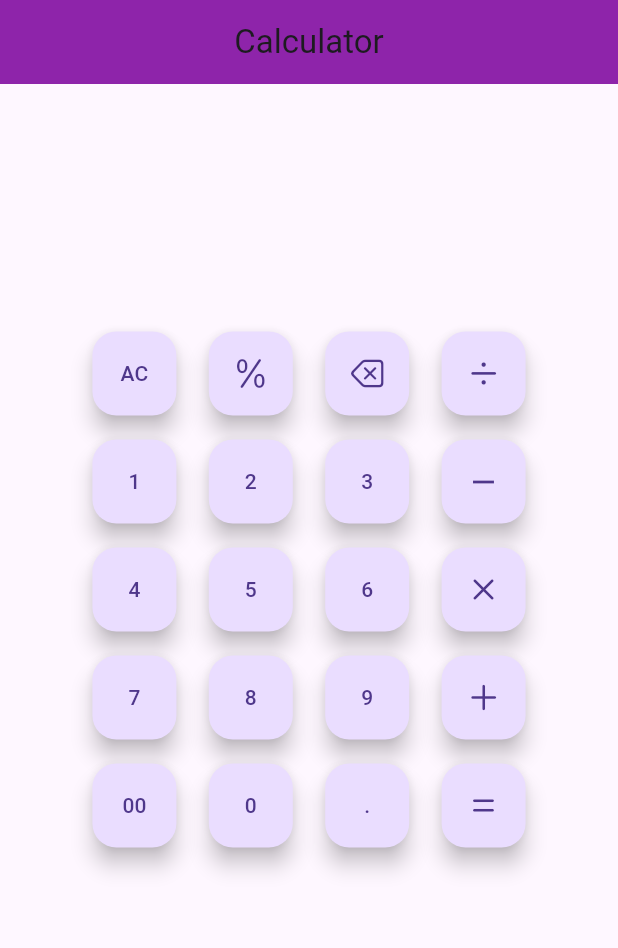
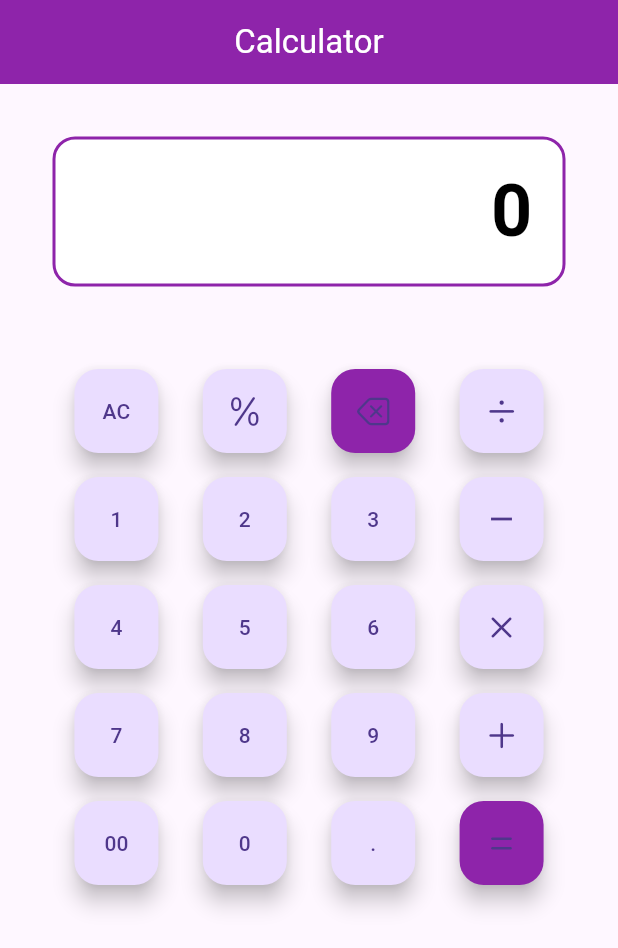
Before and after one commit to dharshan-kumarj/Calculator_App, a Flutter app: the screen it shows after launch, on a phone screen of 412 x 824 dp. Shown: the top 948 px of the screen. Run offline on Flutter 3.47's test engine with Material 3 defaults, Android fonts, the phone set to English and light mode, and no system bars.

Commit message:
implemeted Display box and updated file arch

```diff
--- a/lib/main.dart
+++ b/lib/main.dart
@@ -1,4 +1,5 @@
 import 'package:flutter/cupertino.dart';
+import '../static/Buttons.dart';
 import 'package:flutter/material.dart';
 import 'package:cupertino_icons/cupertino_icons.dart';
 
@@ -7,175 +8,3 @@ void main() {
     home: Calculator(),
   ));
 }
-
-class Calculator extends StatelessWidget {
-  @override
-  Widget build(BuildContext context) {
-// Suggested code may be subject to a license. Learn more: ~LicenseLog:1474108396.
-    return Scaffold(
-      appBar: AppBar(
-        title: Text("Calculator"),
-        centerTitle: true,
-        backgroundColor: Colors.purple[600],
-      ),
-      body: Container(
-        child: Padding(
-          padding: const EdgeInsets.fromLTRB(40.0, 165.0, 40.0, 10.0),
-          child: Column(
-            children: [
-              Row(
-                mainAxisAlignment: MainAxisAlignment.spaceEvenly,
-                children: <Widget>[
-                  FloatingActionButton(
-                    onPressed: () {
-                      print("AC is clicked");
-                    },
-                    child: const Text('AC'),
-                  ),
-                  FloatingActionButton(
-                    onPressed: () {
-                      print("% is clicked");
-                    },
-                    child: Icon(CupertinoIcons.percent),
-                  ),
-                  FloatingActionButton(
-                    onPressed: () {
-                      print("del is clicked");
-                    },
-                    child: Icon(CupertinoIcons.delete_left),
-                  ),
-                  FloatingActionButton(
-                    onPressed: () {
-                      print("div is clicked");
-                    },
-                    child: Icon(CupertinoIcons.divide),
-                  )
-                ],
-              ),
-              const SizedBox(height: 16.0),
-              Row(
-                mainAxisAlignment: MainAxisAlignment.spaceEvenly,
-                children: <Widget>[
-                  FloatingActionButton(
-                    onPressed: () {
-                      print("1 is clicked");
-                    },
-                    child: const Text('1'),
-                  ),
-                  FloatingActionButton(
-                    onPressed: () {
-                      print("2 is clicked");
-                    },
-                    child: const Text('2'),
-                  ),
-                  FloatingActionButton(
-                    onPressed: () {
-                      print("3 is clicked");
-                    },
-                    child: const Text('3'),
-                  ),
-                  FloatingActionButton(
-                    onPressed: () {
-                      print("- is clicked");
-                    },
-                    child: const Icon(Icons.remove),
-                  )
-                ],
-              ),
-              const SizedBox(height: 16.0),
-              Row(
-                mainAxisAlignment: MainAxisAlignment.spaceEvenly,
-                children: <Widget>[
-                  FloatingActionButton(
-                    onPressed: () {
-                      print("4 is clicked");
-                    },
-                    child: const Text('4'),
-                  ),
-                  FloatingActionButton(
-                    onPressed: () {
-                      print("5 is clicked");
-                    },
-                    child: const Text('5'),
-                  ),
-                  FloatingActionButton(
-                    onPressed: () {
-                      print("6 is clicked");
-                    },
-                    child: const Text('6'),
-                  ),
-                  FloatingActionButton(
-                    onPressed: () {
-                      print("X is clicked");
-                    },
-                    child: Icon(CupertinoIcons.multiply),
-                  )
-                ],
-              ),
-              const SizedBox(height: 16.0),
-              Row(
-                mainAxisAlignment: MainAxisAlignment.spaceEvenly,
-                children: <Widget>[
-                  FloatingActionButton(
-                    onPressed: () {
-                      print("7 is clicked");
-                    },
-                    child: const Text('7'),
-                  ),
-                  FloatingActionButton(
-                    onPressed: () {
-                      print("8 is clicked");
-                    },
-                    child: const Text('8'),
-                  ),
-                  FloatingActionButton(
-                    onPressed: () {
-                      print("9 is clicked");
-                    },
-                    child: const Text('9'),
-                  ),
-                  FloatingActionButton(
-                    onPressed: () {
-                      print("add is clicked");
-                    },
-                    child: Icon(CupertinoIcons.add),
-                  )
-                ],
-              ),
-              const SizedBox(height: 16.0),
-              Row(
-                mainAxisAlignment: MainAxisAlignment.spaceEvenly,
-                children: <Widget>[
-                  FloatingActionButton(
-                    onPressed: () {
-                      print("00 is clicked");
-                    },
-                    child: const Text('00'),
-                  ),
-                  FloatingActionButton(
-                    onPressed: () {
-                      print("0 is clicked");
-                    },
-                    child: const Text('0'),
-                  ),
-                  FloatingActionButton(
-                    onPressed: () {
-                      print(". is clicked");
-                    },
-                    child: const Text('.'),
-                  ),
-                  FloatingActionButton(
-                    onPressed: () {
-                      print("equal is clicked");
-                    },
-                    child: Icon(CupertinoIcons.equal),
-                  )
-                ],
-              )
-            ],
-          ),
-        ),
-      ),
-    );
-  }
-}
--- /dev/null
+++ b/lib/static/Buttons.dart
@@ -0,0 +1,187 @@
+import 'package:flutter/cupertino.dart';
+import 'package:flutter/material.dart';
+import 'package:cupertino_icons/cupertino_icons.dart';
+import 'Display.dart';
+
+class Calculator extends StatelessWidget {
+  @override
+  Widget build(BuildContext context) {
+    return Scaffold(
+      appBar: AppBar(
+        title: Text("Calculator",
+        style: TextStyle(
+          color : Colors.white
+        ),),
+        centerTitle: true,
+        backgroundColor: Colors.purple[600],
+      ),
+      body: Column(
+        children: [
+          CalculatorDisplay(),
+          Expanded(
+            child: Container(
+              child: Padding(
+                padding: const EdgeInsets.fromLTRB(20.0, 20.0, 20.0, 10.0),
+                child: Column(
+                  children: [
+                    Row(
+                      mainAxisAlignment: MainAxisAlignment.spaceEvenly,
+                      children: <Widget>[
+                        FloatingActionButton(
+                          onPressed: () {
+                            print("AC is clicked");
+                          },
+                          child: const Text('AC'),
+                        ),
+                        FloatingActionButton(
+                          onPressed: () {
+                            print("% is clicked");
+                          },
+                          child: Icon(CupertinoIcons.percent),
+                        ),
+                        FloatingActionButton(
+                          onPressed: () {
+                            print("del is clicked");
+                          },
+                          backgroundColor: Colors.purple[600],
+                          child: Icon(CupertinoIcons.delete_left),
+                        ),
+                        FloatingActionButton(
+                          onPressed: () {
+                            print("div is clicked");
+                          },
+                          child: Icon(CupertinoIcons.divide),
+                        )
+                      ],
+                    ),
+                    const SizedBox(height: 16.0),
+                    Row(
+                      mainAxisAlignment: MainAxisAlignment.spaceEvenly,
+                      children: <Widget>[
+                        FloatingActionButton(
+                          onPressed: () {
+                            print("1 is clicked");
+                          },
+                          child: const Text('1'),
+                        ),
+                        FloatingActionButton(
+                          onPressed: () {
+                            print("2 is clicked");
+                          },
+                          child: const Text('2'),
+                        ),
+                        FloatingActionButton(
+                          onPressed: () {
+                            print("3 is clicked");
+                          },
+                          child: const Text('3'),
+                        ),
+                        FloatingActionButton(
+                          onPressed: () {
+                            print("- is clicked");
+                          },
+                          child: const Icon(Icons.remove),
+                        )
+                      ],
+                    ),
+                    const SizedBox(height: 16.0),
+                    Row(
+                      mainAxisAlignment: MainAxisAlignment.spaceEvenly,
+                      children: <Widget>[
+                        FloatingActionButton(
+                          onPressed: () {
+                            print("4 is clicked");
+                          },
+                          child: const Text('4'),
+                        ),
+                        FloatingActionButton(
+                          onPressed: () {
+                            print("5 is clicked");
+                          },
+                          child: const Text('5'),
+                        ),
+                        FloatingActionButton(
+                          onPressed: () {
+                            print("6 is clicked");
+                          },
+                          child: const Text('6'),
+                        ),
+                        FloatingActionButton(
+                          onPressed: () {
+                            print("X is clicked");
+                          },
+                          child: Icon(CupertinoIcons.multiply),
+                        )
+                      ],
+                    ),
+                    const SizedBox(height: 16.0),
+                    Row(
+                      mainAxisAlignment: MainAxisAlignment.spaceEvenly,
+                      children: <Widget>[
+                        FloatingActionButton(
+                          onPressed: () {
+                            print("7 is clicked");
+                          },
+                          child: const Text('7'),
+                        ),
+                        FloatingActionButton(
+                          onPressed: () {
+                            print("8 is clicked");
+                          },
+                          child: const Text('8'),
+                        ),
+                        FloatingActionButton(
+                          onPressed: () {
+                            print("9 is clicked");
+                          },
+                          child: const Text('9'),
+                        ),
+                        FloatingActionButton(
+                          onPressed: () {
+                            print("add is clicked");
+                          },
+                          child: Icon(CupertinoIcons.add),
+                        )
+                      ],
+                    ),
+                    const SizedBox(height: 16.0),
+                    Row(
+                      mainAxisAlignment: MainAxisAlignment.spaceEvenly,
+                      children: <Widget>[
+                        FloatingActionButton(
+                          onPressed: () {
+                            print("00 is clicked");
+                          },
+                          child: const Text('00'),
+                        ),
+                        FloatingActionButton(
+                          onPressed: () {
+                            print("0 is clicked");
+                          },
+                          child: const Text('0'),
+                        ),
+                        FloatingActionButton(
+                          onPressed: () {
+                            print(". is clicked");
+                          },
+                          child: const Text('.'),
+                        ),
+                        FloatingActionButton(
+                          onPressed: ( ) {
+                            print("equal is clicked");
+                          },
+                          backgroundColor: Colors.purple[600],
+                          child: Icon(CupertinoIcons.equal),
+                        )
+                      ],
+                    )
+                  ],
+                ),
+              ),
+            ),
+          ),
+        ],
+      ),
+    );
+  }
+}
--- /dev/null
+++ b/lib/static/Display.dart
@@ -0,0 +1,34 @@
+import 'package:flutter/material.dart';
+
+class CalculatorDisplay extends StatelessWidget {
+  @override
+  Widget build(BuildContext context) {
+    return Container(
+      width: double.infinity,
+      height: 100,
+      margin: EdgeInsets.all(35),
+      decoration: BoxDecoration(
+        color: Colors.white,
+        border: Border.all(
+          color: Colors.purple.shade600,
+          width: 2,
+        ),
+        borderRadius: BorderRadius.circular(15),
+      ),
+      child: Align(
+        alignment: Alignment.centerRight,
+        child: Padding(
+          padding: EdgeInsets.symmetric(horizontal: 20),
+          child: Text(
+            '0',
+            style: TextStyle(
+              fontSize: 48,
+              color: Colors.black,
+              fontWeight: FontWeight.bold,
+            ),
+          ),
+        ),
+      ),
+    );
+  }
+}
```
Also changed, not shown: 4 other files.
